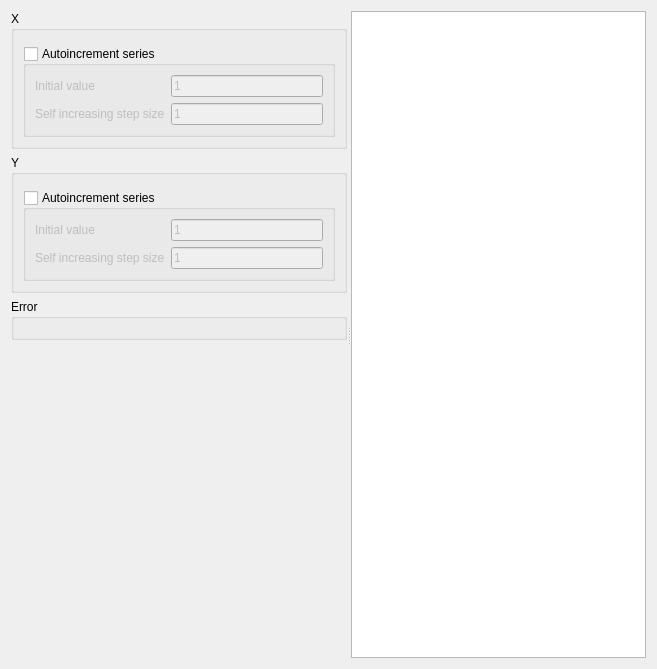
First picture: the form in src/DAGui/ChartAddItem/DAChartAddXYESeriesWidget.ui, repository czyt1988/data-workbench, before the edit.
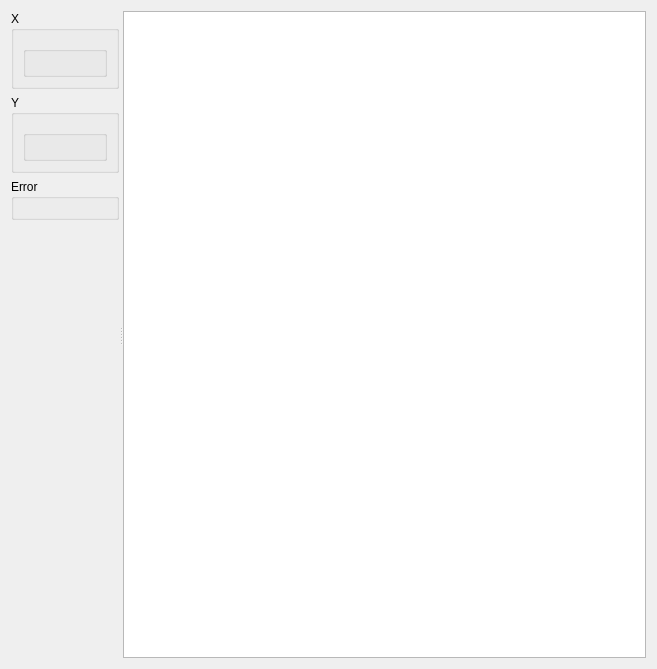
Second picture: the form after the edit. Custom widgets are drawn as their Qt base class.

Commit message: feat(chart): 自增参数组控件化、消息框语义修正与死代码清理

Patch:
```diff
--- a/src/DAGui/ChartAddItem/DAChartAddXYESeriesWidget.ui
+++ b/src/DAGui/ChartAddItem/DAChartAddXYESeriesWidget.ui
@@ -34,50 +34,7 @@
            <widget class="DA::DAChartSeriesSelectWidget" name="selectWidgetX"/>
           </item>
           <item>
-           <widget class="QGroupBox" name="groupBoxXAutoincrement">
-            <property name="title">
-             <string>Autoincrement series</string>
-            </property>
-            <property name="flat">
-             <bool>false</bool>
-            </property>
-            <property name="checkable">
-             <bool>true</bool>
-            </property>
-            <property name="checked">
-             <bool>false</bool>
-            </property>
-            <layout class="QGridLayout" name="gridLayout">
-             <item row="0" column="0">
-              <widget class="QLabel" name="labelXInitValue">
-               <property name="text">
-                <string>Initial value</string>
-               </property>
-              </widget>
-             </item>
-             <item row="0" column="1">
-              <widget class="QLineEdit" name="lineEditXInitValue">
-               <property name="text">
-                <string>1</string>
-               </property>
-              </widget>
-             </item>
-             <item row="1" column="0">
-              <widget class="QLabel" name="labelXStep">
-               <property name="text">
-                <string>Self increasing step size</string>
-               </property>
-              </widget>
-             </item>
-             <item row="1" column="1">
-              <widget class="QLineEdit" name="lineEditXStepValue">
-               <property name="text">
-                <string>1</string>
-               </property>
-              </widget>
-             </item>
-            </layout>
-           </widget>
+           <widget class="DA::DAChartAutoincrementSeriesWidget" name="widgetXAutoincrement"/>
           </item>
          </layout>
         </widget>
@@ -95,50 +52,7 @@
            <widget class="DA::DAChartSeriesSelectWidget" name="selectWidgetY"/>
           </item>
           <item>
-           <widget class="QGroupBox" name="groupBoxYAutoincrement">
-            <property name="title">
-             <string>Autoincrement series</string>
-            </property>
-            <property name="flat">
-             <bool>false</bool>
-            </property>
-            <property name="checkable">
-             <bool>true</bool>
-            </property>
-            <property name="checked">
-             <bool>false</bool>
-            </property>
-            <layout class="QGridLayout" name="gridLayout_2">
-             <item row="1" column="1">
-              <widget class="QLineEdit" name="lineEditYStepValue">
-               <property name="text">
-                <string>1</string>
-               </property>
-              </widget>
-             </item>
-             <item row="0" column="1">
-              <widget class="QLineEdit" name="lineEditYInitValue">
-               <property name="text">
-                <string>1</string>
-               </property>
-              </widget>
-             </item>
-             <item row="0" column="0">
-              <widget class="QLabel" name="labelYInitValue">
-               <property name="text">
-                <string>Initial value</string>
-               </property>
-              </widget>
-             </item>
-             <item row="1" column="0">
-              <widget class="QLabel" name="labelYStep">
-               <property name="text">
-                <string>Self increasing step size</string>
-               </property>
-              </widget>
-             </item>
-            </layout>
-           </widget>
+           <widget class="DA::DAChartAutoincrementSeriesWidget" name="widgetYAutoincrement"/>
           </item>
          </layout>
         </widget>
@@ -195,6 +109,11 @@
    <extends>QTableView</extends>
    <header>DAPySeriesTableView.h</header>
   </customwidget>
+  <customwidget>
+   <class>DA::DAChartAutoincrementSeriesWidget</class>
+   <extends>QGroupBox</extends>
+   <header>DAChartAutoincrementSeriesWidget.h</header>
+  </customwidget>
  </customwidgets>
  <resources/>
  <connections>
```
Left out of the diff: 32 changed lines with no effect on the pictures. The commit also changes 38 other files.
